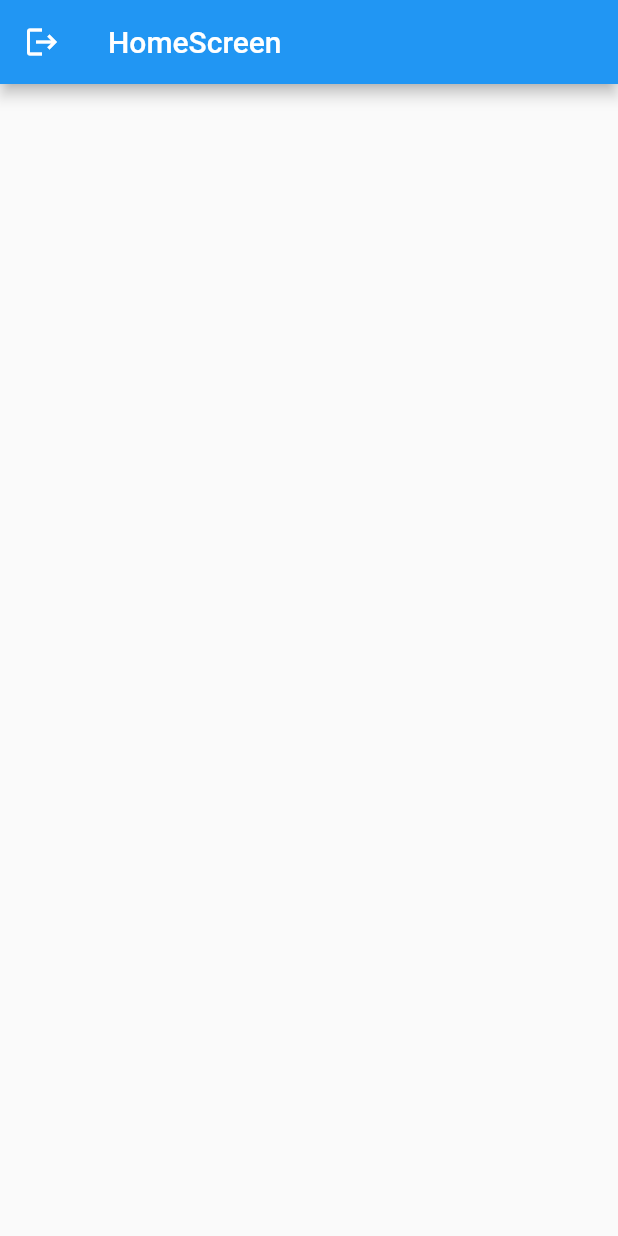
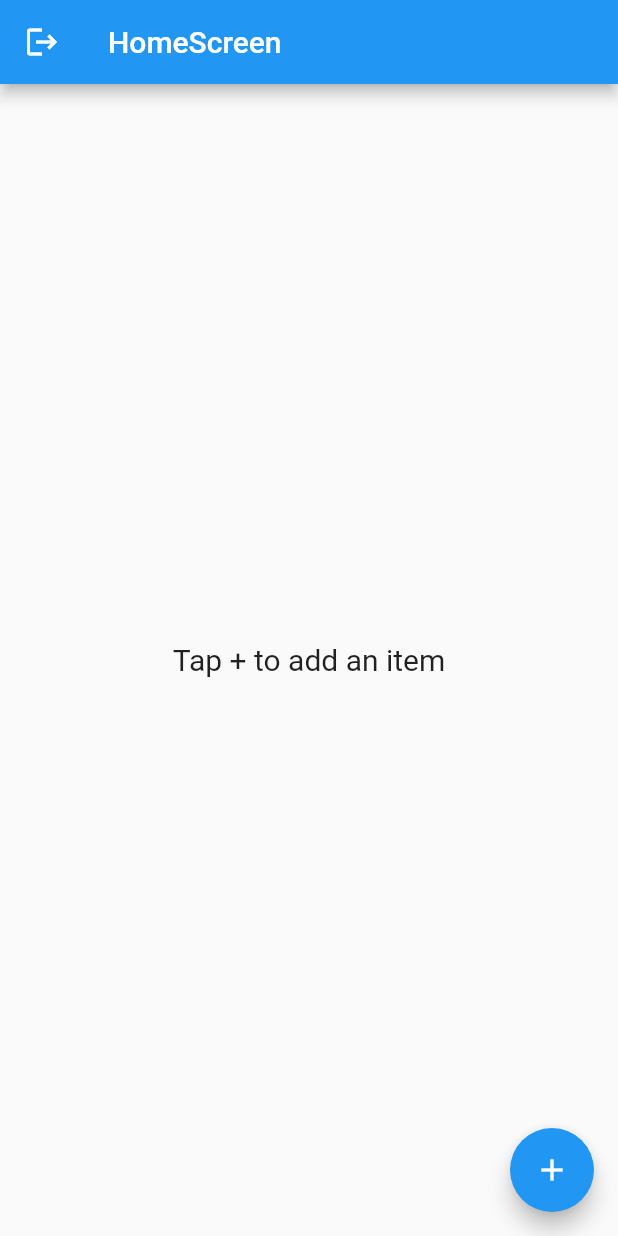
Before and after one commit to KonnoHaruto/fire_riverpod_playground, a Flutter app: the HomeScreen screen opened directly, on a phone screen of 412 x 824 dp. Run offline on Flutter 3.47's test engine with Material 2 defaults, Android fonts, the phone set to English and light mode, and no system bars; our stand-ins replace cloud_firestore, firebase_auth, firebase_core, flutter_hooks, freezed_annotation, hooks_riverpod; accounts and stored records are empty; network calls fail.

Commit message:
feat: viewを追加

```diff
--- a/lib/home_screen.dart
+++ /dev/null
@@ -1,25 +0,0 @@
-import 'package:fire_riverpod_playground/controller/auth_controller/auth_controller_provider.dart';
-import 'package:flutter/material.dart';
-import 'package:hooks_riverpod/hooks_riverpod.dart';
-
-
-
-class HomeScreen extends HookConsumerWidget {
-  const HomeScreen({Key? key}) : super(key: key);
-
-  @override
-  Widget build(BuildContext context, WidgetRef ref) {
-    final authControllerState = ref.watch(authControllerProvider.notifier);
-    return Scaffold(
-      appBar: AppBar(
-        title: const Text('HomeScreen'),
-        leading: authControllerState != null
-        ? IconButton(
-            onPressed: () => authControllerState.signOut(),
-            icon: const Icon(Icons.logout),
-          )
-        : null,
-      ),
-    );
-  }
-}
--- a/lib/my_app.dart
+++ b/lib/my_app.dart
@@ -1,6 +1,6 @@
 import 'package:flutter/material.dart';
 
-import 'home_screen.dart';
+import 'view/home_screen.dart';
 
 class MyApp extends StatelessWidget {
   const MyApp({Key? key}) : super(key: key);
--- /dev/null
+++ b/lib/view/home_screen.dart
@@ -0,0 +1,31 @@
+import 'package:fire_riverpod_playground/view/add_item_dialog.dart';
+import 'package:fire_riverpod_playground/controller/auth_controller/auth_controller_provider.dart';
+import 'package:fire_riverpod_playground/model/item_model.dart';
+import 'package:fire_riverpod_playground/view/item_list.dart';
+import 'package:flutter/material.dart';
+import 'package:hooks_riverpod/hooks_riverpod.dart';
+
+class HomeScreen extends HookConsumerWidget {
+  const HomeScreen({Key? key}) : super(key: key);
+
+  @override
+  Widget build(BuildContext context, WidgetRef ref) {
+    final authControllerState = ref.watch(authControllerProvider.notifier);
+    return Scaffold(
+        appBar: AppBar(
+          title: const Text('HomeScreen'),
+          // ignore: unnecessary_null_comparison
+          leading: authControllerState != null
+              ? IconButton(
+                  onPressed: () => authControllerState.signOut(),
+                  icon: const Icon(Icons.logout),
+                )
+              : null,
+        ),
+        body: const ItemList(),
+        floatingActionButton: FloatingActionButton(
+          onPressed: () => AddItemDialog.show(context, Item.empty()),
+          child: const Icon(Icons.add),
+        ));
+  }
+}
--- /dev/null
+++ b/lib/view/item_list.dart
@@ -0,0 +1,36 @@
+import 'package:fire_riverpod_playground/controller/item_list_controller/item_list_controller_provider.dart';
+import 'package:fire_riverpod_playground/exception/custom_exception.dart';
+import 'package:fire_riverpod_playground/view/item_list_error.dart';
+import 'package:flutter/material.dart';
+import 'package:hooks_riverpod/hooks_riverpod.dart';
+
+class ItemList extends HookConsumerWidget {
+  const ItemList({Key? key}) : super(key: key);
+
+  @override
+  Widget build(BuildContext context, WidgetRef ref) {
+    final itemListState = ref.watch(itemListControllerProvider);
+    return itemListState.when(
+      data: (items) => items.isEmpty
+          ? const Center(
+              child: Text(
+                'Tap + to add an item',
+                style: TextStyle(fontSize: 20.0),
+              ),
+            )
+          : ListView.builder(
+              itemCount: items.length,
+              itemBuilder: (BuildContext context, int index) {
+                // TODO: use item modifier.
+                final item = items[index];
+                return Container();
+              },
+            ),
+      loading: () => const Center(child: CircularProgressIndicator()),
+      error: (error, _) => ItemListError(
+        message:
+            error is CustomException ? error.message! : 'Something went wrong!',
+      ),
+    );
+  }
+}
```
Also changed, not shown: lib/view/item_list_error.dart (added, +30 -0 lines), lib/view/add_item_dialog.dart (renamed from lib/add_item_dialog.dart).
